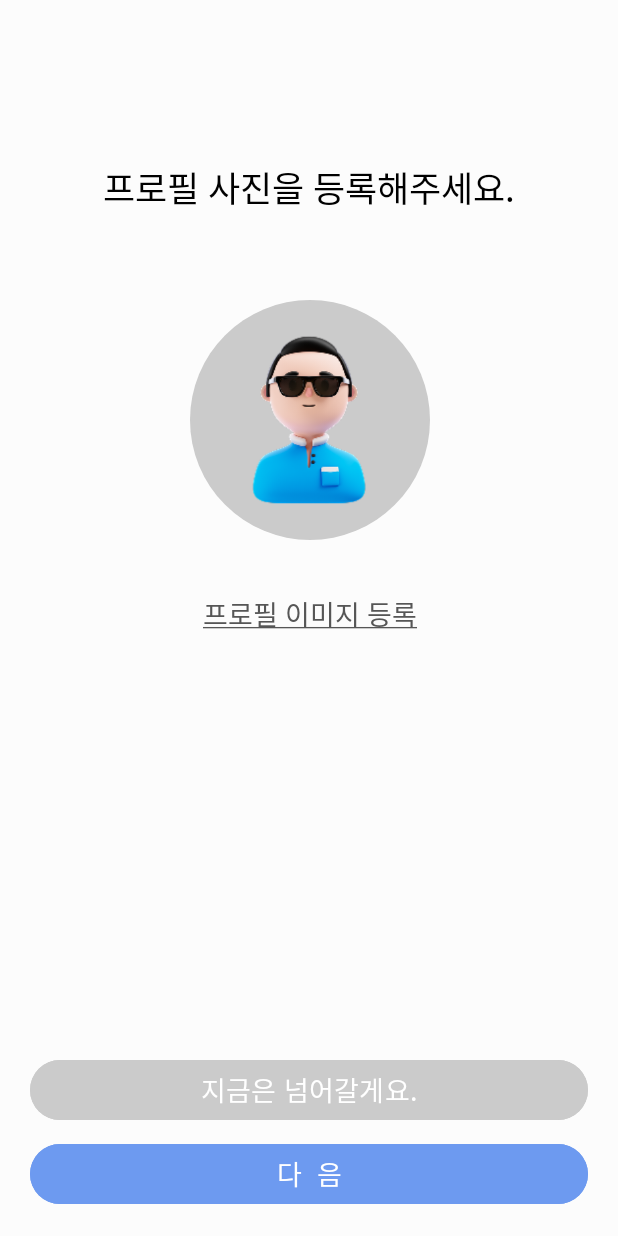
After one commit to sujungeee/mr_patent, an Android app: the fragment JoinProfileFragment shown on its own in the app's theme, on a phone screen of 412 x 824 dp. The commit adds this screen. Run offline under Robolectric (Android 15) with nearby library versions, the phone set to English and light mode, and no system bars.

Commit message:
feat: 프로필 사진 등록 UI 개발

```diff
--- /dev/null
+++ b/mr_patent_android/app/src/main/java/com/ssafy/mr_patent_android/ui/join/JoinProfileFragment.kt
@@ -0,0 +1,60 @@
+package com.ssafy.mr_patent_android.ui.join
+
+import android.os.Bundle
+import androidx.fragment.app.Fragment
+import android.view.LayoutInflater
+import android.view.View
+import android.view.ViewGroup
+import com.ssafy.mr_patent_android.R
+
+// TODO: Rename parameter arguments, choose names that match
+// the fragment initialization parameters, e.g. ARG_ITEM_NUMBER
+private const val ARG_PARAM1 = "param1"
+private const val ARG_PARAM2 = "param2"
+
+/**
+ * A simple [Fragment] subclass.
+ * Use the [JoinProfileFragment.newInstance] factory method to
+ * create an instance of this fragment.
+ */
+class JoinProfileFragment : Fragment() {
+    // TODO: Rename and change types of parameters
+    private var param1: String? = null
+    private var param2: String? = null
+
+    override fun onCreate(savedInstanceState: Bundle?) {
+        super.onCreate(savedInstanceState)
+        arguments?.let {
+            param1 = it.getString(ARG_PARAM1)
+            param2 = it.getString(ARG_PARAM2)
+        }
+    }
+
+    override fun onCreateView(
+        inflater: LayoutInflater, container: ViewGroup?,
+        savedInstanceState: Bundle?
+    ): View? {
+        // Inflate the layout for this fragment
+        return inflater.inflate(R.layout.fragment_join_profile, container, false)
+    }
+
+    companion object {
+        /**
+         * Use this factory method to create a new instance of
+         * this fragment using the provided parameters.
+         *
+         * @param param1 Parameter 1.
+         * @param param2 Parameter 2.
+         * @return A new instance of fragment JoinProfileFragment.
+         */
+        // TODO: Rename and change types and number of parameters
+        @JvmStatic
+        fun newInstance(param1: String, param2: String) =
+            JoinProfileFragment().apply {
+                arguments = Bundle().apply {
+                    putString(ARG_PARAM1, param1)
+                    putString(ARG_PARAM2, param2)
+                }
+            }
+    }
+}
--- /dev/null
+++ b/mr_patent_android/app/src/main/res/drawable/circle_shape.xml
@@ -0,0 +1,5 @@
+<?xml version="1.0" encoding="utf-8"?>
+<shape xmlns:android="http://schemas.android.com/apk/res/android"
+    android:shape="oval">
+    <solid android:color="@color/mr_gray_light" />
+</shape>
--- /dev/null
+++ b/mr_patent_android/app/src/main/res/layout/fragment_join_profile.xml
@@ -0,0 +1,129 @@
+<?xml version="1.0" encoding="utf-8"?>
+<androidx.constraintlayout.widget.ConstraintLayout xmlns:android="http://schemas.android.com/apk/res/android"
+    xmlns:app="http://schemas.android.com/apk/res-auto"
+    xmlns:tools="http://schemas.android.com/tools"
+    android:layout_width="match_parent"
+    android:layout_height="match_parent"
+    tools:context=".ui.join.JoinProfileFragment">
+
+    <androidx.constraintlayout.widget.Guideline
+        android:id="@+id/h1_guideline"
+        android:layout_width="wrap_content"
+        android:layout_height="wrap_content"
+        android:orientation="horizontal"
+        app:layout_constraintGuide_percent="0.13" />
+
+    <androidx.constraintlayout.widget.Guideline
+        android:id="@+id/h2_guideline"
+        android:layout_width="wrap_content"
+        android:layout_height="wrap_content"
+        android:orientation="horizontal"
+        app:layout_constraintGuide_percent="0.2" />
+
+    <androidx.constraintlayout.widget.Guideline
+        android:id="@+id/h3_guideline"
+        android:layout_width="wrap_content"
+        android:layout_height="wrap_content"
+        android:orientation="horizontal"
+        app:layout_constraintGuide_percent="0.48" />
+
+    <androidx.constraintlayout.widget.Guideline
+        android:id="@+id/h4_guideline"
+        android:layout_width="wrap_content"
+        android:layout_height="wrap_content"
+        android:orientation="horizontal"
+        app:layout_constraintGuide_percent="0.9" />
+
+    <androidx.constraintlayout.widget.Guideline
+        android:id="@+id/v1_guideline"
+        android:layout_width="wrap_content"
+        android:layout_height="wrap_content"
+        android:orientation="vertical"
+        app:layout_constraintGuide_percent="0.12" />
+
+    <androidx.constraintlayout.widget.Guideline
+        android:id="@+id/v2_guideline"
+        android:layout_width="wrap_content"
+        android:layout_height="wrap_content"
+        android:orientation="vertical"
+        app:layout_constraintGuide_percent="0.25" />
+
+    <androidx.constraintlayout.widget.Guideline
+        android:id="@+id/v3_guideline"
+        android:layout_width="wrap_content"
+        android:layout_height="wrap_content"
+        android:orientation="vertical"
+        app:layout_constraintGuide_percent="0.75" />
+
+    <androidx.constraintlayout.widget.Guideline
+        android:id="@+id/v4_guideline"
+        android:layout_width="wrap_content"
+        android:layout_height="wrap_content"
+        android:orientation="vertical"
+        app:layout_constraintGuide_percent="0.88" />
+
+    <TextView
+        style="@style/customTitleFontStyle"
+        android:id="@+id/tv_profile_exp"
+        android:layout_width="0dp"
+        android:layout_height="wrap_content"
+        android:fontFamily="@font/pretendard_semibold"
+        android:gravity="center_horizontal"
+        android:text="프로필 사진을 등록해주세요."
+        android:textColor="@color/black"
+        app:layout_constraintEnd_toEndOf="@id/v4_guideline"
+        app:layout_constraintHorizontal_bias="0.0"
+        app:layout_constraintStart_toStartOf="@id/v1_guideline"
+        app:layout_constraintTop_toTopOf="@id/h1_guideline" />
+
+    <ImageView
+        android:id="@+id/iv_profile"
+        android:layout_width="160dp"
+        android:layout_height="160dp"
+        android:layout_margin="20dp"
+        android:padding="16dp"
+        android:background="@drawable/circle_shape"
+        android:src="@drawable/user_profile"
+        app:layout_constraintBottom_toBottomOf="@id/h3_guideline"
+        app:layout_constraintEnd_toEndOf="@id/v3_guideline"
+        app:layout_constraintStart_toStartOf="@id/v2_guideline"
+        app:layout_constraintTop_toTopOf="@id/h2_guideline" />
+
+    <TextView
+        android:id="@+id/tv_profile_register"
+        android:layout_width="wrap_content"
+        android:layout_height="wrap_content"
+        android:text="@string/tv_profile_register"
+        android:textSize="18sp"
+        android:textColor="@color/mr_gray_dark"
+        app:layout_constraintTop_toTopOf="@id/h3_guideline"
+        app:layout_constraintStart_toStartOf="@id/v2_guideline"
+        app:layout_constraintEnd_toEndOf="@id/v3_guideline"/>
+
+    <Button
+        android:id="@+id/btn_pass"
+        android:layout_width="match_parent"
+        android:layout_height="wrap_content"
+        android:layout_marginHorizontal="20dp"
+        android:layout_marginVertical="8dp"
+        android:fontFamily="@font/pretendard_semibold"
+        android:text="지금은 넘어갈게요."
+        android:textSize="18sp"
+        android:textColor="@color/white"
+        android:backgroundTint="@color/mr_gray_light"
+        app:layout_constraintBottom_toTopOf="@id/btn_register"/>
+
+    <Button
+        android:id="@+id/btn_register"
+        android:layout_width="match_parent"
+        android:layout_height="wrap_content"
+        android:layout_marginHorizontal="20dp"
+        android:fontFamily="@font/pretendard_semibold"
+        android:text="다  음"
+        android:textSize="18sp"
+        android:textColor="@color/white"
+        android:backgroundTint="@color/mr_blue"
+        app:layout_constraintTop_toTopOf="@id/h4_guideline"
+        app:layout_constraintBottom_toBottomOf="parent"/>
+
+</androidx.constraintlayout.widget.ConstraintLayout>
--- a/mr_patent_android/app/src/main/res/values/colors.xml
+++ b/mr_patent_android/app/src/main/res/values/colors.xml
@@ -5,7 +5,9 @@
     <color name="mr_white">#FFFCFCFC</color>
     <color name="mr_black">#FF222222</color>
     <color name="mr_blue">#FF6D9AF0</color>
-    <color name="mr_gray">#FF7F7F7F</color>
+    <color name="mr_gray_dark">#FF565656</color>
+    <color name="mr_gray">#FF8F8F8F</color>
+    <color name="mr_gray_light">#FFCBCBCB</color>
     <color name="mr_red">#FFF25E5E</color>
     <color name="mr_green">#FF21C054</color>
 </resources>
--- a/mr_patent_android/app/src/main/res/values/font_style.xml
+++ b/mr_patent_android/app/src/main/res/values/font_style.xml
@@ -14,6 +14,6 @@
 
     <style name="customTitleFontStyle" parent="Widget.AppCompat.TextView">
         <item name="android:fontFamily">@font/pretendard_semibold</item>
-        <item name="android:textSize">20sp</item>
+        <item name="android:textSize">23sp</item>
     </style>
 </resources>
--- a/mr_patent_android/app/src/main/res/values/strings.xml
+++ b/mr_patent_android/app/src/main/res/values/strings.xml
@@ -1,3 +1,7 @@
 <resources>
     <string name="app_name">mr_patent_android</string>
+
+    <!-- 밑줄 긋기 -->
+    <string name="tv_profile_register"><u>프로필 이미지 등록</u></string>
+    <string name="tv_license_register"><u>자격 증명서 등록</u></string>
 </resources>
```
Also changed, not shown: mr_patent_android/app/src/main/res/drawable/user_profile.png (added).
